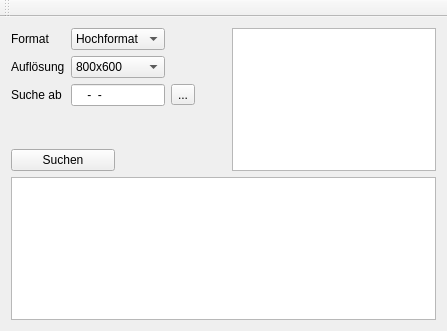
KoalaBR/spotlight, file mainwindow.ui: the form before one commit.
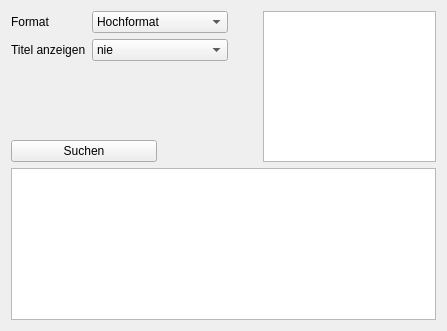
The form after the commit.

Commit message: change background every 10 secs. changed to how filenames of images are created. load / save settings Changed gui

Diff of the .ui file:
```diff
--- a/mainwindow.ui
+++ b/mainwindow.ui
@@ -15,14 +15,14 @@
   </property>
   <widget class="QWidget" name="centralWidget">
    <layout class="QGridLayout" name="gridLayout">
-    <item row="4" column="0" colspan="2">
+    <item row="3" column="0" colspan="2">
      <widget class="QPushButton" name="pbSearch">
       <property name="text">
        <string>Suchen</string>
       </property>
      </widget>
     </item>
-    <item row="4" column="2" colspan="2">
+    <item row="3" column="2" colspan="2">
      <spacer name="horizontalSpacer_3">
       <property name="orientation">
        <enum>Qt::Horizontal</enum>
@@ -35,7 +35,7 @@
       </property>
      </spacer>
     </item>
-    <item row="5" column="0" colspan="5">
+    <item row="4" column="0" colspan="5">
      <widget class="QPlainTextEdit" name="teShowActions">
       <property name="readOnly">
        <bool>true</bool>
@@ -81,65 +81,14 @@
       </property>
      </spacer>
     </item>
-    <item row="0" column="4" rowspan="5">
+    <item row="0" column="4" rowspan="4">
      <widget class="QTableWidget" name="tableWidget">
       <property name="editTriggers">
        <set>QAbstractItemView::NoEditTriggers</set>
       </property>
      </widget>
     </item>
-    <item row="1" column="0">
-     <widget class="QLabel" name="label_2">
-      <property name="text">
-       <string>Auflösung</string>
-      </property>
-     </widget>
-    </item>
-    <item row="1" column="1" colspan="2">
-     <widget class="QComboBox" name="comboBox_2">
-      <item>
-       <property name="text">
-        <string>800x600</string>
-       </property>
-      </item>
-      <item>
-       <property name="text">
-        <string>1920x1080</string>
-       </property>
-      </item>
-      <item>
-       <property name="text">
-        <string>1920x1200</string>
-       </property>
-      </item>
-      <item>
-       <property name="text">
-        <string>2560x1440</string>
-       </property>
-      </item>
-     </widget>
-    </item>
-    <item row="1" column="3">
-     <spacer name="horizontalSpacer_2">
-      <property name="orientation">
-       <enum>Qt::Horizontal</enum>
-      </property>
-      <property name="sizeHint" stdset="0">
-       <size>
-        <width>77</width>
-        <height>20</height>
-       </size>
-      </property>
-     </spacer>
-    </item>
     <item row="2" column="0">
-     <widget class="QLabel" name="label_3">
-      <property name="text">
-       <string>Suche ab</string>
-      </property>
-     </widget>
-    </item>
-    <item row="3" column="0">
      <spacer name="verticalSpacer">
       <property name="orientation">
        <enum>Qt::Vertical</enum>
@@ -152,18 +101,35 @@
       </property>
      </spacer>
     </item>
-    <item row="2" column="1" colspan="2">
-     <widget class="QLineEdit" name="lineEdit">
-      <property name="inputMask">
-       <string>0000-00-00</string>
+    <item row="1" column="0">
+     <widget class="QLabel" name="label_3">
+      <property name="text">
+       <string>Titel anzeigen</string>
       </property>
      </widget>
     </item>
-    <item row="2" column="3">
-     <widget class="QToolButton" name="toolButton">
-      <property name="text">
-       <string>...</string>
-      </property>
+    <item row="1" column="1" colspan="2">
+     <widget class="QComboBox" name="cmbTitle">
+      <item>
+       <property name="text">
+        <string>nie </string>
+       </property>
+      </item>
+      <item>
+       <property name="text">
+        <string>nur im Programm</string>
+       </property>
+      </item>
+      <item>
+       <property name="text">
+        <string>nur beim Speichern</string>
+       </property>
+      </item>
+      <item>
+       <property name="text">
+        <string>Immer</string>
+       </property>
+      </item>
      </widget>
     </item>
    </layout>
@@ -178,14 +144,6 @@
     </rect>
    </property>
   </widget>
-  <widget class="QToolBar" name="mainToolBar">
-   <attribute name="toolBarArea">
-    <enum>TopToolBarArea</enum>
-   </attribute>
-   <attribute name="toolBarBreak">
-    <bool>false</bool>
-   </attribute>
-  </widget>
  </widget>
  <layoutdefault spacing="6" margin="11"/>
  <resources/>
```
Left out of the diff: 2 changed lines with no effect on the pictures. The commit also changes 3 other files.
